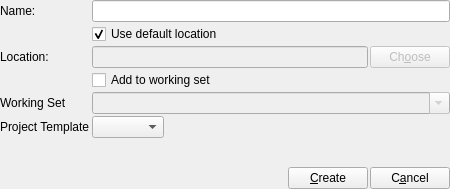
This is resources/ui/dialogs/newproject.ui in prymatex/prymatex as Qt 5 draws it before an edit. The edited form follows.
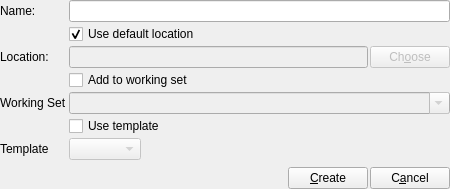
This is the edited form. Icons and pictures are not drawn.

Commit message: add filter to project and file system, remove select bundle item from mainwindow

```diff
--- a/resources/ui/dialogs/newproject.ui
+++ b/resources/ui/dialogs/newproject.ui
@@ -113,15 +113,18 @@
        </property>
       </widget>
      </item>
-     <item row="5" column="0">
+     <item row="6" column="0">
       <widget class="QLabel" name="label_2">
        <property name="text">
-        <string>Project Template</string>
+        <string>Template</string>
        </property>
       </widget>
      </item>
-     <item row="5" column="1">
-      <widget class="QComboBox" name="comboBoxProjectTemplate">
+     <item row="6" column="1">
+      <widget class="QComboBox" name="comboBoxTemplate">
+       <property name="enabled">
+        <bool>false</bool>
+       </property>
        <property name="sizePolicy">
         <sizepolicy hsizetype="Maximum" vsizetype="Fixed">
          <horstretch>0</horstretch>
@@ -130,6 +133,13 @@
        </property>
       </widget>
      </item>
+     <item row="5" column="1">
+      <widget class="QCheckBox" name="checkBoxUseTemplate">
+       <property name="text">
+        <string>Use template</string>
+       </property>
+      </widget>
+     </item>
     </layout>
    </item>
    <item>
```
The commit also changes 8 other files.
